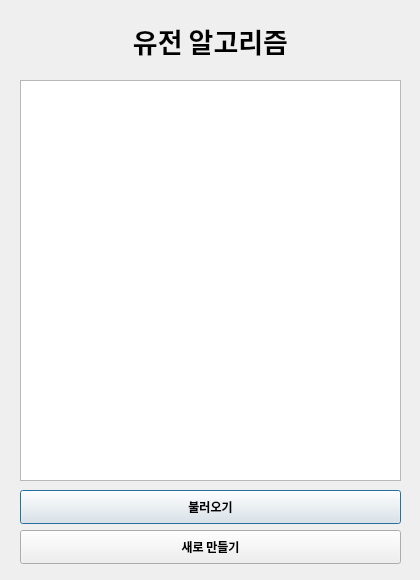
First picture: the form in ui/main.ui, repository unknownbox-collab/First-Genetic-Algorithm, before the edit.
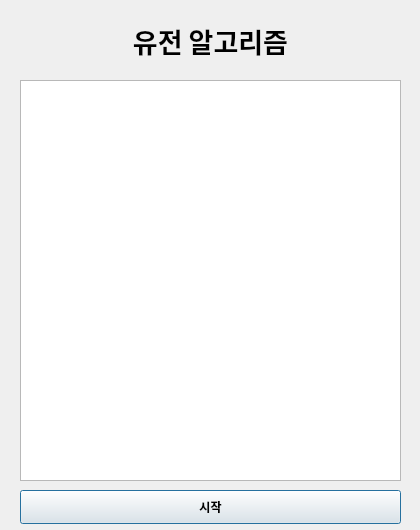
Second picture: the form after the edit.

```diff
--- a/ui/main.ui
+++ b/ui/main.ui
@@ -7,13 +7,13 @@
     <x>0</x>
     <y>0</y>
     <width>420</width>
-    <height>580</height>
+    <height>530</height>
    </rect>
   </property>
   <property name="minimumSize">
    <size>
     <width>420</width>
-    <height>580</height>
+    <height>530</height>
    </size>
   </property>
   <property name="maximumSize">
@@ -98,36 +98,7 @@
     <string notr="true"/>
    </property>
    <property name="text">
-    <string>불러오기</string>
-   </property>
-  </widget>
-  <widget class="QPushButton" name="makeNew">
-   <property name="geometry">
-    <rect>
-     <x>20</x>
-     <y>530</y>
-     <width>381</width>
-     <height>34</height>
-    </rect>
-   </property>
-   <property name="font">
-    <font>
-     <family>Noto Sans CJK KR Black</family>
-     <weight>75</weight>
-     <bold>true</bold>
-    </font>
-   </property>
-   <property name="cursor">
-    <cursorShape>PointingHandCursor</cursorShape>
-   </property>
-   <property name="autoFillBackground">
-    <bool>true</bool>
-   </property>
-   <property name="styleSheet">
-    <string notr="true"/>
-   </property>
-   <property name="text">
-    <string>새로 만들기</string>
+    <string>시작</string>
    </property>
   </widget>
  </widget>
```
Left out of the diff: 2 changed lines with no effect on the pictures.
